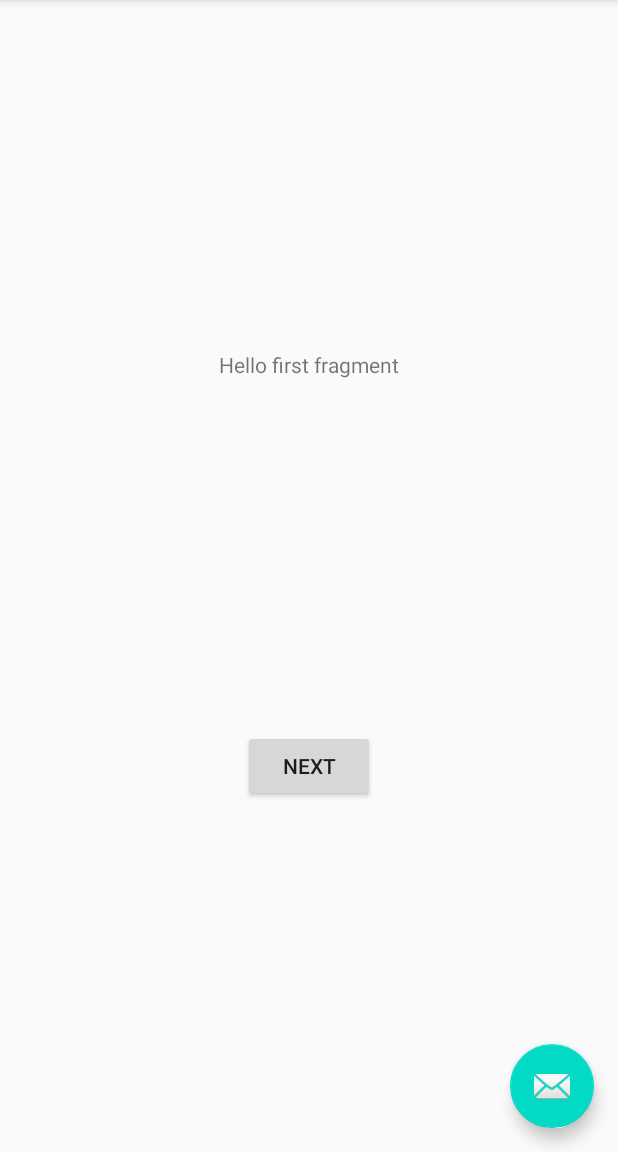
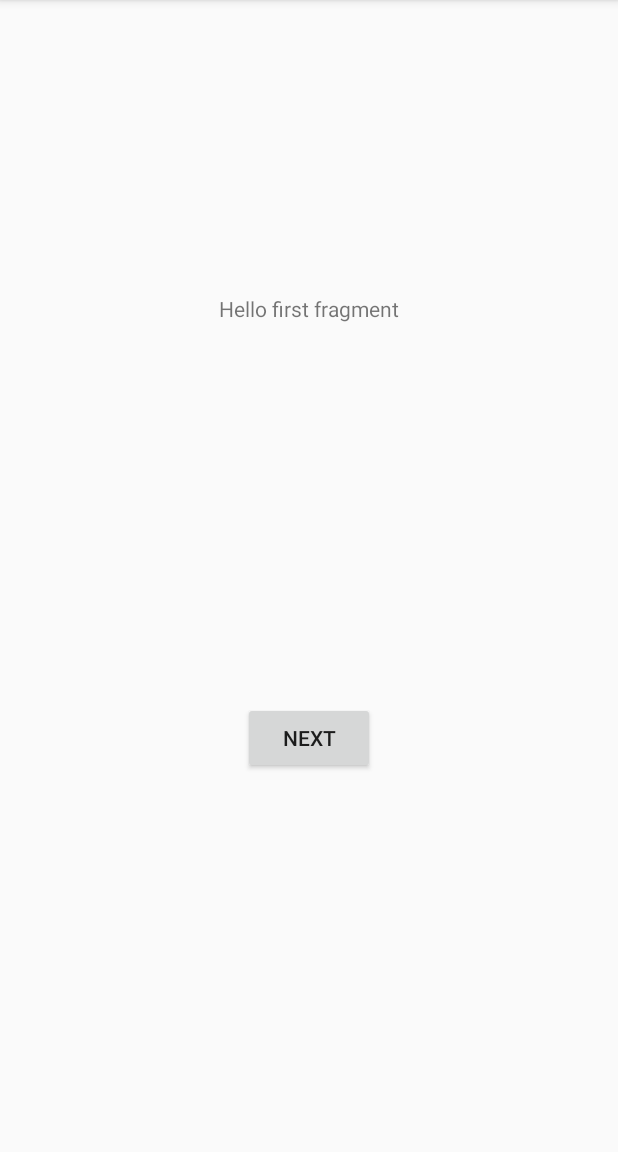
Before and after one commit to FunLocks/team2001, an Android app: the screen it shows after launch (MainActivity), on a phone screen of 412 x 824 dp, the part 84-1236 px from its top. Run offline under Robolectric (Android 15) with nearby library versions, the phone set to English and light mode, and no system bars.

Commit message:
とりあえずFragmentをスワイプで遷移できるように実装.ViewPager2を採用した.

```diff
--- a/front/Android/app/src/main/java/team01/yowayowa/sekibutton/MainActivity.kt
+++ b/front/Android/app/src/main/java/team01/yowayowa/sekibutton/MainActivity.kt
@@ -6,6 +6,7 @@ import com.google.android.material.snackbar.Snackbar
 import androidx.appcompat.app.AppCompatActivity
 import android.view.Menu
 import android.view.MenuItem
+import androidx.viewpager2.widget.ViewPager2
 
 class MainActivity : AppCompatActivity() {
 
@@ -13,11 +14,8 @@ class MainActivity : AppCompatActivity() {
         super.onCreate(savedInstanceState)
         setContentView(R.layout.activity_main)
         setSupportActionBar(findViewById(R.id.toolbar))
-
-        findViewById<FloatingActionButton>(R.id.fab).setOnClickListener { view ->
-            Snackbar.make(view, "Replace with your own action", Snackbar.LENGTH_LONG)
-                    .setAction("Action", null).show()
-        }
+        val viewPager = findViewById<ViewPager2>(R.id.viewPager2)
+        viewPager.adapter = PagerAdapter(this)
     }
 
     override fun onCreateOptionsMenu(menu: Menu): Boolean {
--- /dev/null
+++ b/front/Android/app/src/main/java/team01/yowayowa/sekibutton/PagerAdapter.kt
@@ -0,0 +1,22 @@
+package team01.yowayowa.sekibutton
+
+import androidx.fragment.app.Fragment
+import androidx.fragment.app.FragmentActivity
+import androidx.fragment.app.FragmentManager
+import androidx.viewpager2.adapter.FragmentStateAdapter
+
+class PagerAdapter(fm: FragmentActivity): FragmentStateAdapter(fm)  {
+    private val res : List<Fragment> = listOf<Fragment>(
+        FirstFragment(),
+        SecondFragment()
+    )
+
+    override fun createFragment(position: Int): Fragment {
+        return res[position]
+    }
+
+    override fun getItemCount(): Int {
+        return res.size
+    }
+
+}
--- a/front/Android/app/src/main/res/layout/activity_main.xml
+++ b/front/Android/app/src/main/res/layout/activity_main.xml
@@ -20,14 +20,10 @@
 
     </com.google.android.material.appbar.AppBarLayout>
 
-    <include layout="@layout/content_main" />
+    <androidx.viewpager2.widget.ViewPager2
+        android:id="@+id/viewPager2"
+        android:layout_width="match_parent"
+        android:layout_height="match_parent" />
 
-    <com.google.android.material.floatingactionbutton.FloatingActionButton
-        android:id="@+id/fab"
-        android:layout_width="wrap_content"
-        android:layout_height="wrap_content"
-        android:layout_gravity="bottom|end"
-        android:layout_margin="@dimen/fab_margin"
-        app:srcCompat="@android:drawable/ic_dialog_email" />
 
 </androidx.coordinatorlayout.widget.CoordinatorLayout>
--- a/front/Android/app/src/main/res/layout/content_main.xml
+++ /dev/null
@@ -1,19 +0,0 @@
-<?xml version="1.0" encoding="utf-8"?>
-<androidx.constraintlayout.widget.ConstraintLayout xmlns:android="http://schemas.android.com/apk/res/android"
-    xmlns:app="http://schemas.android.com/apk/res-auto"
-    android:layout_width="match_parent"
-    android:layout_height="match_parent"
-    app:layout_behavior="@string/appbar_scrolling_view_behavior">
-
-    <fragment
-        android:id="@+id/nav_host_fragment"
-        android:name="androidx.navigation.fragment.NavHostFragment"
-        android:layout_width="0dp"
-        android:layout_height="0dp"
-        app:defaultNavHost="true"
-        app:layout_constraintBottom_toBottomOf="parent"
-        app:layout_constraintLeft_toLeftOf="parent"
-        app:layout_constraintRight_toRightOf="parent"
-        app:layout_constraintTop_toTopOf="parent"
-        app:navGraph="@navigation/nav_graph" />
-</androidx.constraintlayout.widget.ConstraintLayout>
```
